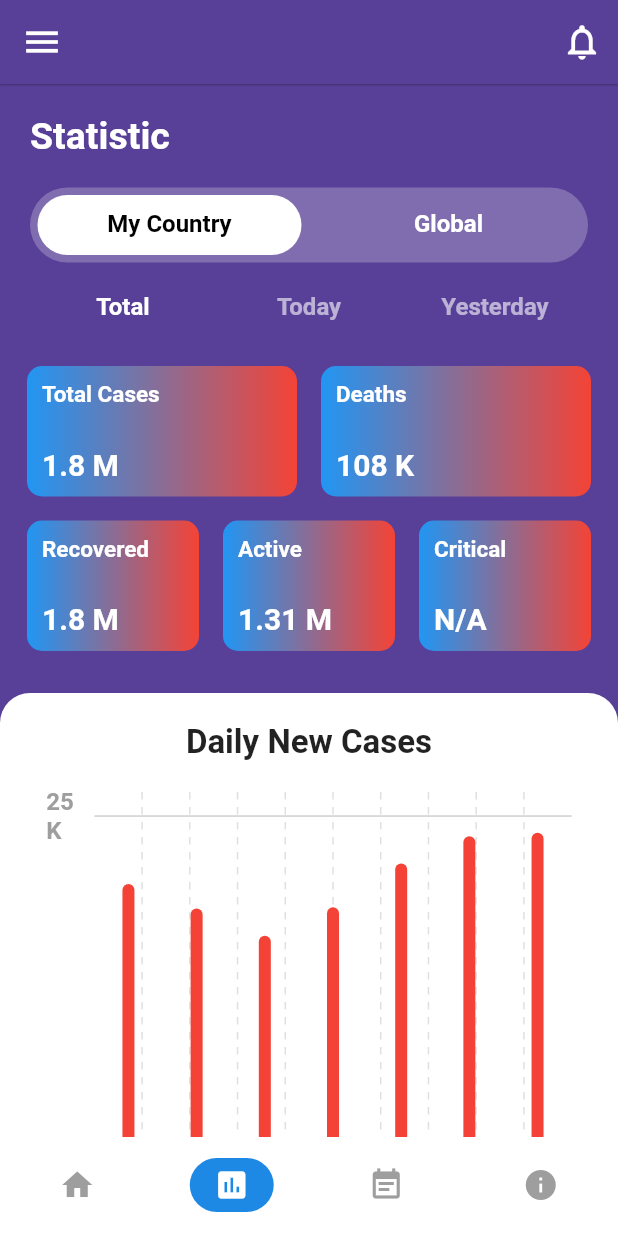
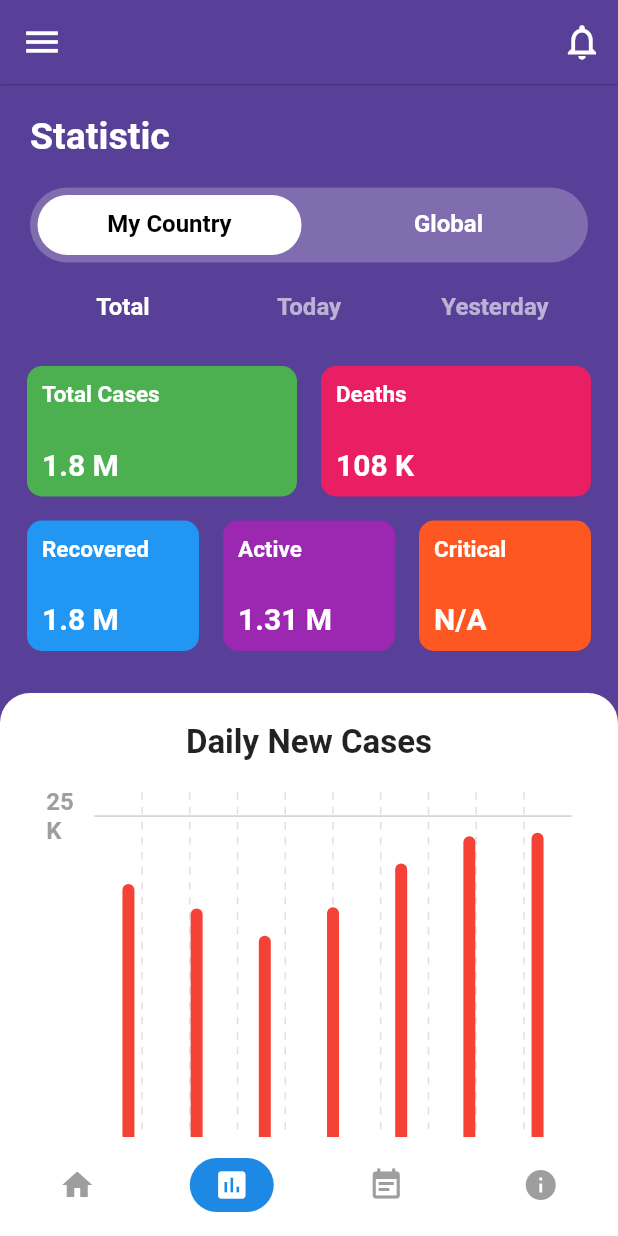
Before and after one commit to abeer399/covid_19_UI, a Flutter app: the screen it shows after launch, item 2 of the bottom bar chosen, on a phone screen of 412 x 824 dp. Run offline on Flutter 3.47's test engine with Material 2 defaults, Android fonts, the phone set to English and light mode, and no system bars; drawn by our look-alikes of fl_chart; our stand-ins replace bubble_tab_indicator; missing offline and left inert: flutter_country_picker.

Commit message:
covid UI complete

```diff
--- a/lib/widgets/chart.dart
+++ b/lib/widgets/chart.dart
@@ -13,7 +13,7 @@ class CovidBarChart extends StatelessWidget {
   @override
   Widget build(BuildContext context) {
     return Container(
-      height: 350,
+      height: 370,
       decoration: BoxDecoration(
         color: Colors.white,
         borderRadius: BorderRadius.only(
@@ -31,7 +31,7 @@ class CovidBarChart extends StatelessWidget {
             ),),
           ),
           Container(
-            width: MediaQuery.of(context).size.width * .85,
+            width: MediaQuery.of(context).size.width * 0.85,
             child: BarChart(
               BarChartData(
                 alignment: BarChartAlignment.spaceAround,
@@ -47,19 +47,19 @@ class CovidBarChart extends StatelessWidget {
                     getTitles: (double values){
                       switch(values.toInt()){
                         case 0:
-                          return "May 31";
+                          return "May\n31";
                         case 1:
-                          return "June 1";
+                          return "June\n1";
                         case 2:
-                          return "June 2";
+                          return "June\n2";
                         case 3:
-                          return "June 3";
+                          return "June\n3";
                         case 4:
-                          return "June 4";
+                          return "June\n4";
                         case 5:
-                          return "June 5";
+                          return "June\n5";
                         case 6:
-                          return "June 6";
+                          return "June\n6";
                         default:
                           return "";
                       }
--- a/lib/widgets/stats_grid.dart
+++ b/lib/widgets/stats_grid.dart
@@ -1,6 +1,4 @@
-import 'package:flutter/cupertino.dart';
 import 'package:flutter/material.dart';
-
 
 class StateGrid extends StatelessWidget {
   @override
@@ -12,17 +10,17 @@ class StateGrid extends StatelessWidget {
           Flexible(
             child: Row(
               children: [
-                _buildStatCard("Total Cases", "1.8 M"),
-                _buildStatCard("Deaths", "108 K"),
+                _buildStatCard("Total Cases", "1.8 M",Colors.green),
+                _buildStatCard("Deaths", "108 K",Colors.pink),
               ],
             ),
           ),
           Flexible(
             child: Row(
               children: [
-                _buildStatCard("Recovered", "1.8 M"),
-                _buildStatCard("Active", "1.31 M"),
-                _buildStatCard("Critical", "N/A"),
+                _buildStatCard("Recovered", "1.8 M",Colors.blue),
+                _buildStatCard("Active", "1.31 M",Colors.purple),
+                _buildStatCard("Critical", "N/A",Colors.deepOrange),
 
               ],
             ),
@@ -31,19 +29,14 @@ class StateGrid extends StatelessWidget {
       ),
     );
   }
-  Expanded _buildStatCard(String title ,String count ){
+  Expanded _buildStatCard(String title ,String count , MaterialColor color){
     return Expanded(
       child: Container(
         padding: EdgeInsets.all(10),
         margin: EdgeInsets.all(8),
         decoration: BoxDecoration(
             borderRadius: BorderRadius.circular(10),
-            gradient: LinearGradient(
-            colors: [
-              Colors.blue,
-              Colors.red
-            ]
-        )
+         color: color
         ),
         child: Column(
           mainAxisAlignment: MainAxisAlignment.spaceBetween,
--- a/pubspec.yaml
+++ b/pubspec.yaml
@@ -31,6 +31,8 @@ dependencies:
   cupertino_icons: ^0.1.3
   bubble_tab_indicator: ^0.1.4
   fl_chart: ^0.10.0
+  flutter_country_picker: ^0.1.6
+
 
 
 dev_dependencies:
```
Also changed, not shown: lib/screens/home_screen.dart (+27 -8 lines), lib/widgets/countryDropdown.dart (+11 -6 lines), pubspec.lock.
